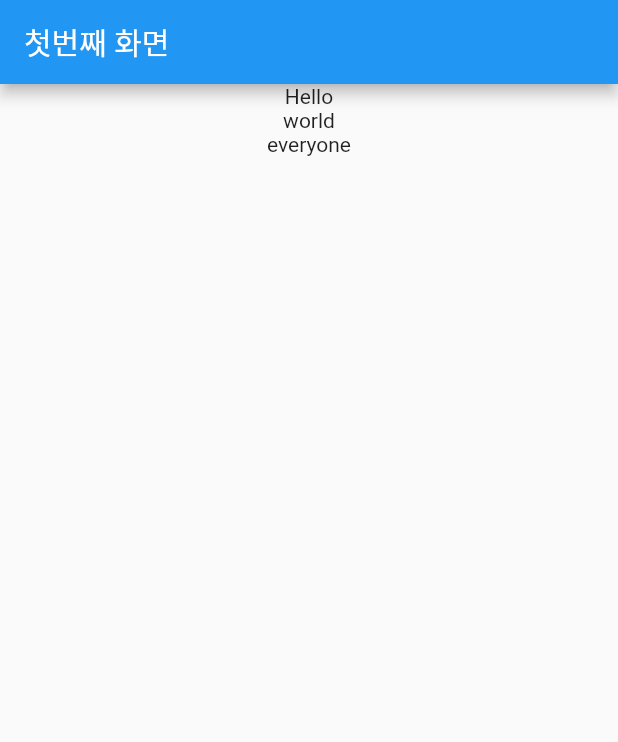
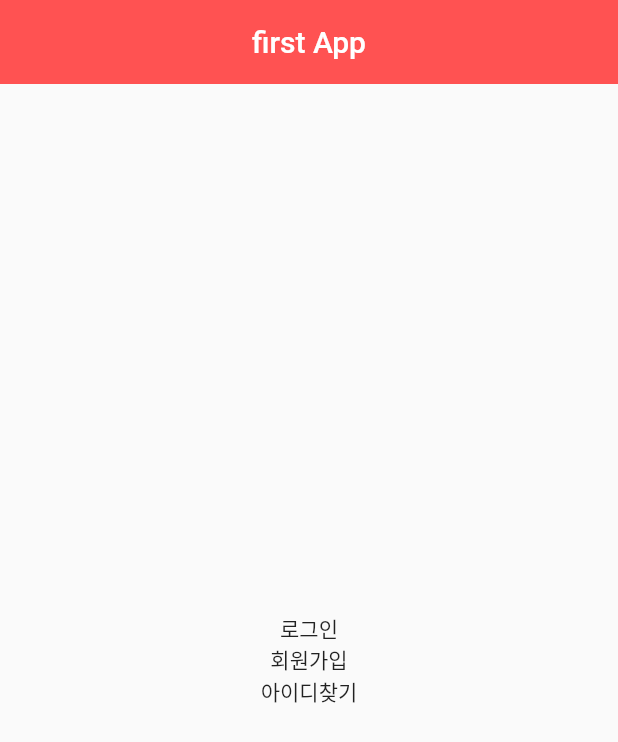
Before and after one commit to w4oamI/Flutter_tutorial, a Flutter app: the screen it shows after launch, on a phone screen of 412 x 824 dp. Shown: the top 742 px of the screen. Run offline on Flutter 3.47's test engine with Material 2 defaults, Android fonts, the phone set to English and light mode, and no system bars.

Commit message:
위젯 학습

```diff
--- a/tutorial/lib/main.dart
+++ b/tutorial/lib/main.dart
@@ -13,7 +13,7 @@ swatch불러와서 블루 음영으로 지정하기
 홈에서 마이홈페이지로 커스텀위젯 이름 지정하기*/
 
 //---------------------------------------------//
-
+/*
 void main() => runApp(MyApp());
 
 class MyApp extends StatelessWidget {
@@ -42,7 +42,7 @@ class MyHomePage extends StatelessWidget {
     );
   }
 }
-
+*/
 //---------------------------------------------//
 
 //위랑은 다른 방법을 사용하는법
@@ -71,3 +71,41 @@ class MyApp extends StatelessWidget {
 }
 */
 //---------------------------------------------//
+//
+//
+//
+//
+//
+//Widget 종류
+void main() => runApp(MyApp());
+
+class MyApp extends StatelessWidget {
+  @override
+  Widget build(BuildContext context) {
+    return MaterialApp(
+      title: 'Charator',
+      home: Mychar(),
+    );
+  }
+}
+
+class Mychar extends StatelessWidget {
+  @override
+  Widget build(BuildContext context) {
+    return Scaffold(
+      appBar: AppBar(
+        title: Text('first App'),
+        centerTitle: true,
+        backgroundColor: Colors.redAccent,
+        elevation: 0.0, //그림자
+      ),
+      body: Center(
+        child: Column(
+          //Widget 세로정렬
+          mainAxisAlignment: MainAxisAlignment.center, //Axis:가로,세로축
+          children: [Text('로그인'), Text('회원가입'), Text('아이디찾기')],
+        ),
+      ),
+    );
+  }
+}
```
